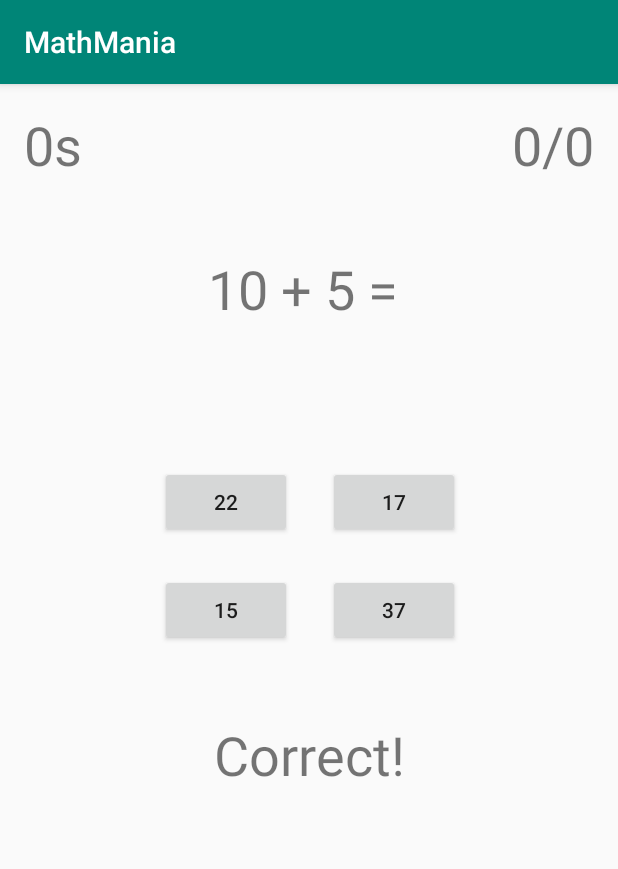
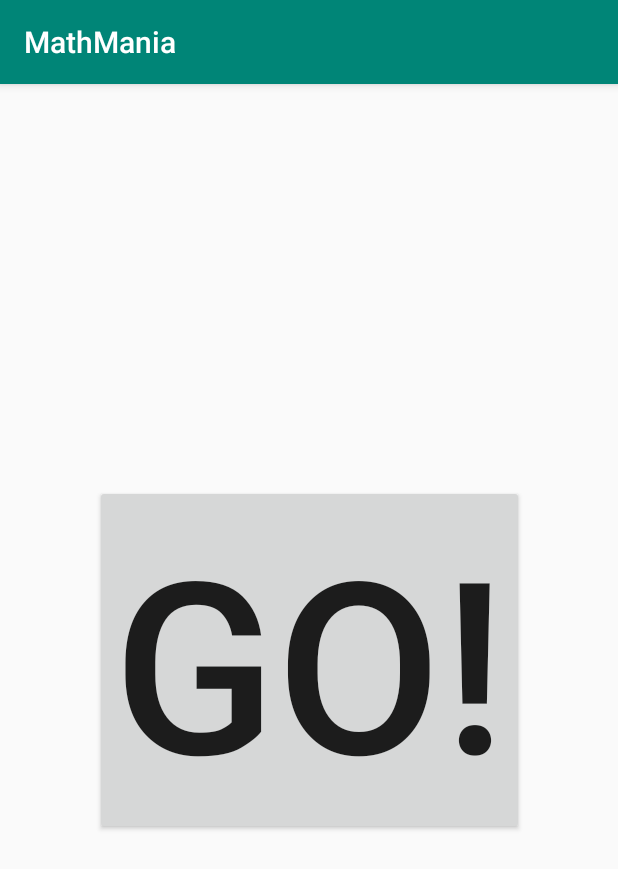
Before and after one commit to sherrycayheyhey/MathMania, an Android app: the screen it shows after launch (MainActivity), on a phone screen of 412 x 824 dp. Shown: the top 869 px of the screen. Run offline under Robolectric (Android 15) with nearby library versions, the phone set to English and light mode, and no system bars.

Commit message:
Finish app with timer sound, GO! button, second half

```diff
--- a/app/src/main/java/com/chromsicle/mathmania/MainActivity.java
+++ b/app/src/main/java/com/chromsicle/mathmania/MainActivity.java
@@ -1,8 +1,12 @@
 package com.chromsicle.mathmania;
 
 import androidx.appcompat.app.AppCompatActivity;
+import androidx.constraintlayout.widget.ConstraintLayout;
 
+import android.media.MediaPlayer;
 import android.os.Bundle;
+import android.os.CountDownTimer;
+import android.view.View;
 import android.widget.Button;
 import android.widget.TextView;
 
@@ -13,20 +17,64 @@ import java.util.Random;
 
 public class MainActivity extends AppCompatActivity {
 
-    //create an ArrayList for answer choices
-    ArrayList<Integer> answers = new ArrayList<>();
+    ArrayList<Integer> answers = new ArrayList<>(); //ArrayList for answer choices
+    Button startButton;
+    int correctAnswerPosition;
+    TextView resultView;
+    int score = 0;
+    int numberOfQuestions = 0;
+    TextView scoreView;
+    TextView equationView;
+    TextView timerView;
+    Button button0;
+    Button button1;
+    Button button2;
+    Button button3;
+    Button playAgainButton;
+    ConstraintLayout gameLayout;
+
 
     @Override
     protected void onCreate(Bundle savedInstanceState) {
         super.onCreate(savedInstanceState);
         setContentView(R.layout.activity_main);
 
-        TextView equationView = findViewById(R.id.equationView);
-        Button button0 = findViewById(R.id.answerButton0);
-        Button button1 = findViewById(R.id.answerButton1);
-        Button button2 = findViewById(R.id.answerButton2);
-        Button button3 = findViewById(R.id.answerButton3);
+        equationView = findViewById(R.id.equationView);
+        button0 = findViewById(R.id.answerButton0);
+        button1 = findViewById(R.id.answerButton1);
+        button2 = findViewById(R.id.answerButton2);
+        button3 = findViewById(R.id.answerButton3);
+        resultView = findViewById(R.id.resultView);
+        scoreView = findViewById(R.id.scoreView);
+        timerView = findViewById(R.id.timerView);
+        playAgainButton = findViewById(R.id.playAgainButton);
+        startButton = findViewById(R.id.startButton);
+        gameLayout = findViewById(R.id.gameLayout);
 
+        startButton.setVisibility(View.VISIBLE);
+        gameLayout.setVisibility(View.INVISIBLE);
+
+    }
+
+    public void start(View view) {
+        startButton.setVisibility(View.INVISIBLE);
+        playAgain(findViewById(R.id.resultView)); //arbitrarily put a view in here because it needs a view
+        gameLayout.setVisibility(View.VISIBLE);
+    }
+
+    public void answerSelected(View view) {
+        if (Integer.toString(correctAnswerPosition).equals(view.getTag().toString())) {
+            resultView.setText("Correct!");
+            score++;
+        } else {
+            resultView.setText("Wrong :(");
+        }
+        numberOfQuestions++;
+        scoreView.setText(score + "/" + numberOfQuestions);
+        newQuestion();
+    }
+
+    public void newQuestion(){
         //variable for the random numbers used to make up equations
         Random randomNum = new Random();
 
@@ -35,13 +83,16 @@ public class MainActivity extends AppCompatActivity {
         equationView.setText(a + " + " + b + " = ");
 
         //variable to randomly choose where the correct answer will be
-        int correctAnswerPosition = randomNum.nextInt(4);
+        correctAnswerPosition = randomNum.nextInt(4);
+
+        //clear out everything from the array
+        answers.clear();
+
 
         for (int i=0; i<4; i++) {
             //if the position matches the correctAnswerPosition, make the button display the correct answer
             if(i == correctAnswerPosition) {
                 answers.add(a + b);
-
             } else {
                 int wrongAnswer = randomNum.nextInt(41);
 
@@ -52,10 +103,45 @@ public class MainActivity extends AppCompatActivity {
                 answers.add(wrongAnswer);
             }
         }
-
         button0.setText(Integer.toString(answers.get(0)));
         button1.setText(Integer.toString(answers.get(1)));
         button2.setText(Integer.toString(answers.get(2)));
         button3.setText(Integer.toString(answers.get(3)));
     }
+
+    public void playAgain(View view){
+        score = 0;
+        numberOfQuestions = 0;
+        timerView.setText("30s");
+        scoreView.setText(score + "/" + numberOfQuestions);
+        newQuestion();
+        button0.setVisibility(View.VISIBLE);
+        button1.setVisibility(View.VISIBLE);
+        button2.setVisibility(View.VISIBLE);
+        button3.setVisibility(View.VISIBLE);
+        playAgainButton.setVisibility(View.VISIBLE);
+        resultView.setText("");
+
+        //set timer to 30100
+        new CountDownTimer(30100, 1000) {
+
+            @Override
+            public void onTick(long l) {
+                timerView.setText(String.valueOf(l / 1000) + "s");
+            }
+
+            @Override
+            public void onFinish() {
+                button0.setVisibility(View.INVISIBLE);
+                button1.setVisibility(View.INVISIBLE);
+                button2.setVisibility(View.INVISIBLE);
+                button3.setVisibility(View.INVISIBLE);
+
+                MediaPlayer mplayer = MediaPlayer.create(getApplicationContext(), R.raw.horn);
+                mplayer.start();
+                resultView.setText("Done!");
+                playAgainButton.setVisibility(View.VISIBLE);
+            }
+        }.start();
+    }
 }
--- a/app/src/main/res/layout/activity_main.xml
+++ b/app/src/main/res/layout/activity_main.xml
@@ -7,16 +7,60 @@
     tools:context=".MainActivity">
 
     <Button
-        android:id="@+id/answerButton0"
+        android:id="@+id/startButton"
         android:layout_width="wrap_content"
         android:layout_height="wrap_content"
+        android:onClick="start"
+        android:text="go!"
+        android:textSize="160sp"
+        app:layout_constraintBottom_toBottomOf="parent"
+        app:layout_constraintEnd_toEndOf="parent"
+        app:layout_constraintHorizontal_bias="0.5"
+        app:layout_constraintStart_toStartOf="parent"
+        app:layout_constraintTop_toTopOf="parent" />
+
+    <androidx.constraintlayout.widget.ConstraintLayout
+        android:id="@+id/gameLayout"
+        android:layout_width="match_parent"
+        android:layout_height="match_parent"
+        tools:layout_editor_absoluteX="-26dp"
+        tools:layout_editor_absoluteY="0dp">
+
+        <Button
+            android:id="@+id/playAgainButton"
+            android:layout_width="wrap_content"
+            android:layout_height="wrap_content"
+            android:layout_marginTop="16dp"
+            android:onClick="playAgain"
+            android:text="Play Again"
+            app:layout_constraintEnd_toStartOf="@+id/guideline2"
+            app:layout_constraintStart_toStartOf="@+id/guideline"
+            app:layout_constraintTop_toBottomOf="@+id/resultView"
+            tools:visibility="invisible" />
+
+        <Button
+            android:id="@+id/answerButton1"
+            android:layout_width="wrap_content"
+            android:layout_height="wrap_content"
+            android:layout_marginStart="12dp"
             android:layout_marginTop="8dp"
-        android:layout_marginEnd="12dp"
-        android:text="A"
-        app:layout_constraintEnd_toStartOf="@+id/guideline5"
-        app:layout_constraintHorizontal_chainStyle="packed"
-        app:layout_constraintTop_toTopOf="@+id/guideline3"
-        android:tag="0"/>
+            android:onClick="answerSelected"
+            android:tag="1"
+            android:text="B"
+            app:layout_constraintStart_toStartOf="@+id/guideline5"
+            app:layout_constraintTop_toTopOf="@+id/guideline3" />
+
+        <Button
+            android:id="@+id/answerButton3"
+            android:layout_width="wrap_content"
+            android:layout_height="wrap_content"
+            android:layout_marginStart="12dp"
+            android:layout_marginTop="24dp"
+            android:onClick="answerSelected"
+            android:tag="3"
+            android:text="D"
+            app:layout_constraintStart_toStartOf="@+id/guideline5"
+            app:layout_constraintTop_toBottomOf="@+id/answerButton1" />
 
         <Button
             android:id="@+id/answerButton2"
@@ -24,32 +68,23 @@
             android:layout_height="wrap_content"
             android:layout_marginTop="24dp"
             android:layout_marginEnd="12dp"
+            android:onClick="answerSelected"
+            android:tag="2"
             android:text="C"
             app:layout_constraintEnd_toStartOf="@+id/guideline5"
-        app:layout_constraintTop_toBottomOf="@+id/answerButton0"
-        android:tag="2"/>
+            app:layout_constraintTop_toBottomOf="@+id/answerButton0" />
 
         <Button
-        android:id="@+id/answerButton1"
+            android:id="@+id/answerButton0"
             android:layout_width="wrap_content"
             android:layout_height="wrap_content"
-        android:layout_marginStart="12dp"
             android:layout_marginTop="8dp"
-        android:text="B"
-        app:layout_constraintStart_toStartOf="@+id/guideline5"
-        app:layout_constraintTop_toTopOf="@+id/guideline3"
-        android:tag="1"/>
-
-    <Button
-        android:id="@+id/answerButton3"
-        android:layout_width="wrap_content"
-        android:layout_height="wrap_content"
-        android:layout_marginStart="12dp"
-        android:layout_marginTop="24dp"
-        android:text="D"
-        app:layout_constraintStart_toStartOf="@+id/guideline5"
-        app:layout_constraintTop_toBottomOf="@+id/answerButton0"
-        android:tag="3"/>
+            android:layout_marginEnd="12dp"
+            android:onClick="answerSelected"
+            android:tag="0"
+            android:text="A"
+            app:layout_constraintEnd_toStartOf="@+id/guideline5"
+            app:layout_constraintTop_toTopOf="@+id/guideline3" />
 
         <TextView
             android:id="@+id/scoreView"
@@ -66,11 +101,11 @@
             android:id="@+id/equationView"
             android:layout_width="wrap_content"
             android:layout_height="wrap_content"
-        android:layout_marginTop="112dp"
+            android:layout_marginTop="80dp"
             android:text="1 + 1 ="
             android:textSize="36sp"
-        app:layout_constraintEnd_toEndOf="parent"
-        app:layout_constraintStart_toStartOf="parent"
+            app:layout_constraintEnd_toStartOf="@+id/guideline2"
+            app:layout_constraintStart_toStartOf="@+id/guideline"
             app:layout_constraintTop_toTopOf="parent" />
 
         <TextView
@@ -84,12 +119,16 @@
             app:layout_constraintStart_toStartOf="parent"
             app:layout_constraintTop_toTopOf="parent" />
 
-    <androidx.constraintlayout.widget.Guideline
-        android:id="@+id/guideline3"
+        <TextView
+            android:id="@+id/resultView"
             android:layout_width="wrap_content"
             android:layout_height="wrap_content"
-        android:orientation="horizontal"
-        app:layout_constraintGuide_percent="0.32147744" />
+            android:layout_marginTop="40dp"
+            android:text="Correct!"
+            android:textSize="36sp"
+            app:layout_constraintEnd_toStartOf="@+id/guideline2"
+            app:layout_constraintStart_toStartOf="@+id/guideline"
+            app:layout_constraintTop_toTopOf="@+id/guideline6" />
 
         <androidx.constraintlayout.widget.Guideline
             android:id="@+id/guideline"
@@ -99,11 +138,11 @@
             app:layout_constraintGuide_percent="0.16301703" />
 
         <androidx.constraintlayout.widget.Guideline
-        android:id="@+id/guideline2"
+            android:id="@+id/guideline3"
             android:layout_width="wrap_content"
             android:layout_height="wrap_content"
-        android:orientation="vertical"
-        app:layout_constraintGuide_percent="0.8442822" />
+            android:orientation="horizontal"
+            app:layout_constraintGuide_percent="0.32147744" />
 
         <androidx.constraintlayout.widget.Guideline
             android:id="@+id/guideline5"
@@ -112,17 +151,6 @@
             android:orientation="vertical"
             app:layout_constraintGuide_percent="0.50121653" />
 
-    <TextView
-        android:id="@+id/resultView"
-        android:layout_width="wrap_content"
-        android:layout_height="wrap_content"
-        android:layout_marginTop="48dp"
-        android:text="Correct!"
-        android:textSize="36sp"
-        app:layout_constraintEnd_toEndOf="parent"
-        app:layout_constraintStart_toStartOf="parent"
-        app:layout_constraintTop_toBottomOf="@+id/answerButton2" />
-
         <androidx.constraintlayout.widget.Guideline
             android:id="@+id/guideline6"
             android:layout_width="wrap_content"
@@ -130,4 +158,12 @@
             android:orientation="horizontal"
             app:layout_constraintGuide_percent="0.5" />
 
+        <androidx.constraintlayout.widget.Guideline
+            android:id="@+id/guideline2"
+            android:layout_width="wrap_content"
+            android:layout_height="wrap_content"
+            android:orientation="vertical"
+            app:layout_constraintGuide_percent="0.8442822" />
     </androidx.constraintlayout.widget.ConstraintLayout>
+
+</androidx.constraintlayout.widget.ConstraintLayout>
```
Also changed, not shown: 1 other file. Lines whose indentation alone changed are shown as unchanged.
